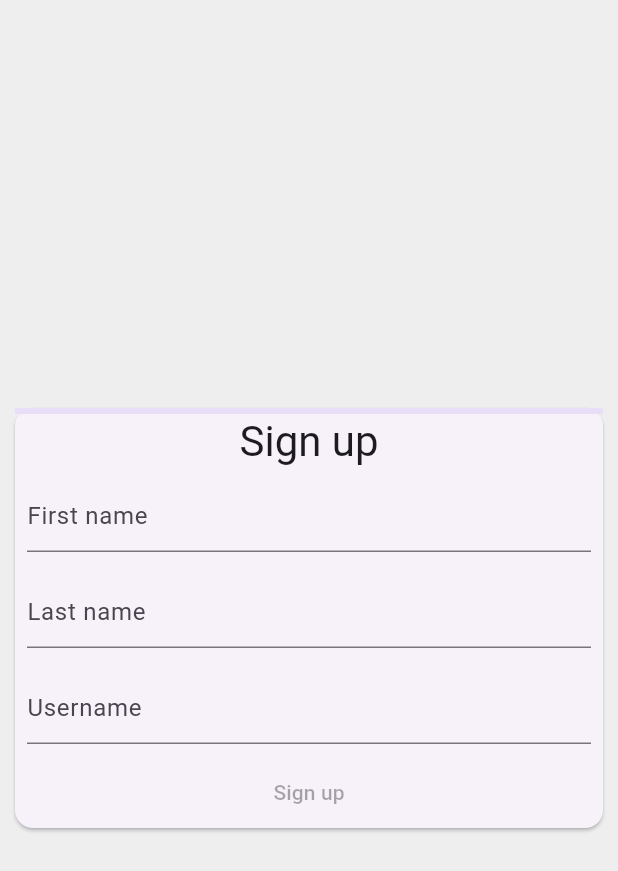
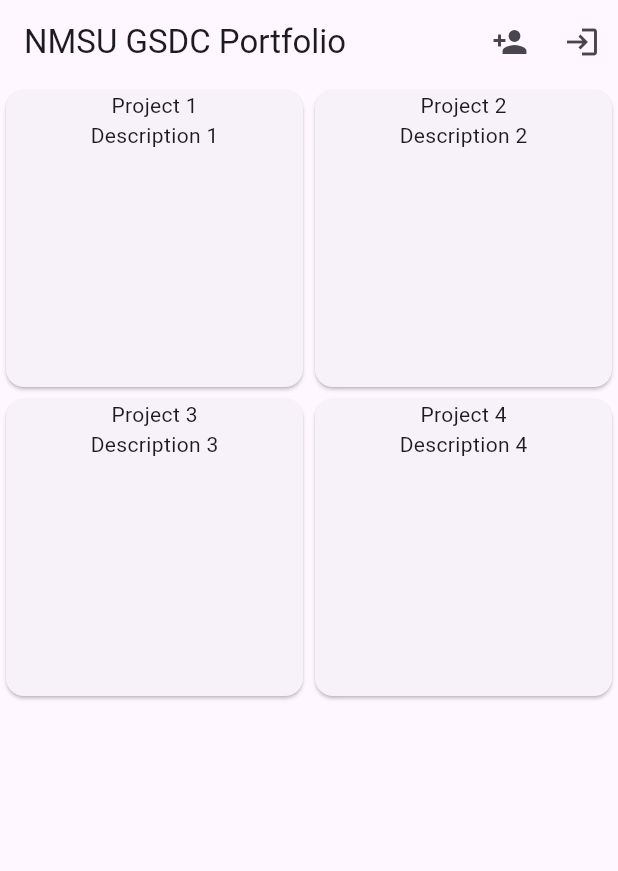
Before and after one commit to PrestonHager/Website, a Flutter app: the screen it shows after launch, on a phone screen of 412 x 824 dp. Shown: the top 871 px of the screen. Run offline on Flutter 3.47's test engine with Material 3 defaults, Android fonts, the phone set to English and light mode, and no system bars; our stand-ins replace firebase_auth, firebase_core, flutter_signin_button; accounts and stored records are empty; statements that could not run were skipped.

Commit message:
Created login and signup pages

```diff
--- a/lib/main.dart
+++ b/lib/main.dart
@@ -1,138 +1,104 @@
 import 'package:flutter/material.dart';
+import 'package:firebase_core/firebase_core.dart';
+import 'package:logging/logging.dart';
 
-void main() => runApp(const SignUpApp());
+import 'package:nmsu_gsdc_website/login.dart';
+import 'package:nmsu_gsdc_website/signup.dart';
+import 'package:nmsu_gsdc_website/profile.dart';
+import 'package:nmsu_gsdc_website/firebase_options.dart';
 
-class SignUpApp extends StatelessWidget {
-  const SignUpApp({super.key});
+void main() async {
+  Logger.root.level = Level.ALL;
+  Logger.root.onRecord.listen((record) {
+    print('${record.level.name}: ${record.time}: ${record.message}');
+  });
+
+  WidgetsFlutterBinding.ensureInitialized();
+
+  await Firebase.initializeApp(
+    options: DefaultFirebaseOptions.currentPlatform,
+  );
+
+  runApp(const PortfolioApp());
+}
+
+class PortfolioApp extends StatelessWidget {
+  const PortfolioApp({super.key});
 
   @override
   Widget build(BuildContext context) {
     return MaterialApp(
+      debugShowCheckedModeBanner: false,
       routes: {
-        '/': (context) => const SignUpScreen(),
+        '/': (context) => const MainScreen(),
+        '/login': (context) => const LoginScreen(),
+        '/signup': (context) => const SignUpScreen(),
         '/welcome': (context) => const WelcomeScreen(),
+        '/profile': (context) => const ProfileScreen(),
       },
     );
   }
 }
 
-class SignUpScreen extends StatelessWidget {
-  const SignUpScreen({super.key});
+class MainScreen extends StatelessWidget {
+  const MainScreen({super.key});
 
   @override
   Widget build(BuildContext context) {
     return Scaffold(
-      backgroundColor: Colors.grey[200],
-      body: const Center(
-        child: SizedBox(
-          width: 400,
-          child: Card(
-            child: SignUpForm(),
+      appBar: AppBar(
+        title: const Text('NMSU GSDC Portfolio'),
+        actions: [
+          IconButton(
+            icon: const Icon(Icons.person_add),
+            onPressed: () {
+              Navigator.popAndPushNamed(context, '/signup');
+            },
           ),
+          IconButton(
+            icon: const Icon(Icons.login),
+            onPressed: () {
+              Navigator.popAndPushNamed(context, '/login');
+            },
+          ),
+        ],
+      ),
+      body: GridView(
+        gridDelegate: const SliverGridDelegateWithFixedCrossAxisCount(
+          crossAxisCount: 2,
         ),
-      ),
-    );
-  }
-}
-
-class WelcomeScreen extends StatelessWidget {
-  const WelcomeScreen({super.key});
-
-  @override
-  Widget build(BuildContext context) {
-    return Scaffold(
-      body: Center(
-        child: Text(
-          'Welcome!',
-          style: Theme.of(context).textTheme.displayMedium,
-        ),
-      ),
-    );
-  }
-}
-
-class SignUpForm extends StatefulWidget {
-  const SignUpForm({super.key});
-
-  @override
-  State<SignUpForm> createState() => _SignUpFormState();
-}
-
-class _SignUpFormState extends State<SignUpForm> {
-  final _firstNameTextController = TextEditingController();
-  final _lastNameTextController = TextEditingController();
-  final _usernameTextController = TextEditingController();
-
-  double _formProgress = 0;
-
-  void _updateFormProgress() {
-    var progress = 0.0;
-    final controllers = [
-      _firstNameTextController,
-      _lastNameTextController,
-      _usernameTextController
-    ];
-
-    for (final controller in controllers) {
-      if (controller.value.text.isNotEmpty) {
-        progress += 1 / controllers.length;
-      }
-    }
-
-    setState(() {
-      _formProgress = progress;
-    });
-  }
-
-  void _showWelcomeScreen() {
-    Navigator.of(context).pushNamed('/welcome');
-  }
-
-  @override
-  Widget build(BuildContext context) {
-    return Form(
-      onChanged: _updateFormProgress,
-      child: Column(
-        mainAxisSize: MainAxisSize.min,
-        children: [
-          LinearProgressIndicator(value: _formProgress),
-          Text('Sign up', style: Theme.of(context).textTheme.headlineMedium),
-          Padding(
-            padding: const EdgeInsets.all(8),
-            child: TextFormField(
-              controller: _firstNameTextController,
-              decoration: const InputDecoration(hintText: 'First name'),
+        children: const [
+          Card(
+            child: Column(
+              children: [
+                Text('Project 1'),
+                Text('Description 1'),
+              ],
             ),
           ),
-          Padding(
-            padding: const EdgeInsets.all(8),
-            child: TextFormField(
-              controller: _lastNameTextController,
-              decoration: const InputDecoration(hintText: 'Last name'),
+          Card(
+            child: Column(
+              children: [
+                Text('Project 2'),
+                Text('Description 2'),
+              ],
             ),
           ),
-          Padding(
-            padding: const EdgeInsets.all(8),
-            child: TextFormField(
-              controller: _usernameTextController,
-              decoration: const InputDecoration(hintText: 'Username'),
+          Card(
+            child: Column(
+              children: [
+                Text('Project 3'),
+                Text('Description 3'),
+              ],
             ),
           ),
-          TextButton(
-            style: ButtonStyle(
-              foregroundColor: MaterialStateProperty.resolveWith((states) {
-                return states.contains(MaterialState.disabled)
-                    ? null
-                    : Colors.white;
-              }),
-              backgroundColor: MaterialStateProperty.resolveWith((states) {
-                return states.contains(MaterialState.disabled)
-                    ? null
-                    : Colors.blue;
-              }),
+          Card(
+            child: Column(
+              children: [
+                Text('Project 4'),
+                Text('Description 4'),
+              ],
             ),
-            onPressed: _formProgress == 1 ? _showWelcomeScreen : null,
-            child: const Text('Sign up'),
           ),
         ],
       ),
```
Also changed, not shown: lib/login.dart (added, +180 -0 lines), lib/profile.dart (added, +37 -0 lines), lib/signup.dart (added, +162 -0 lines), 5 other files.
